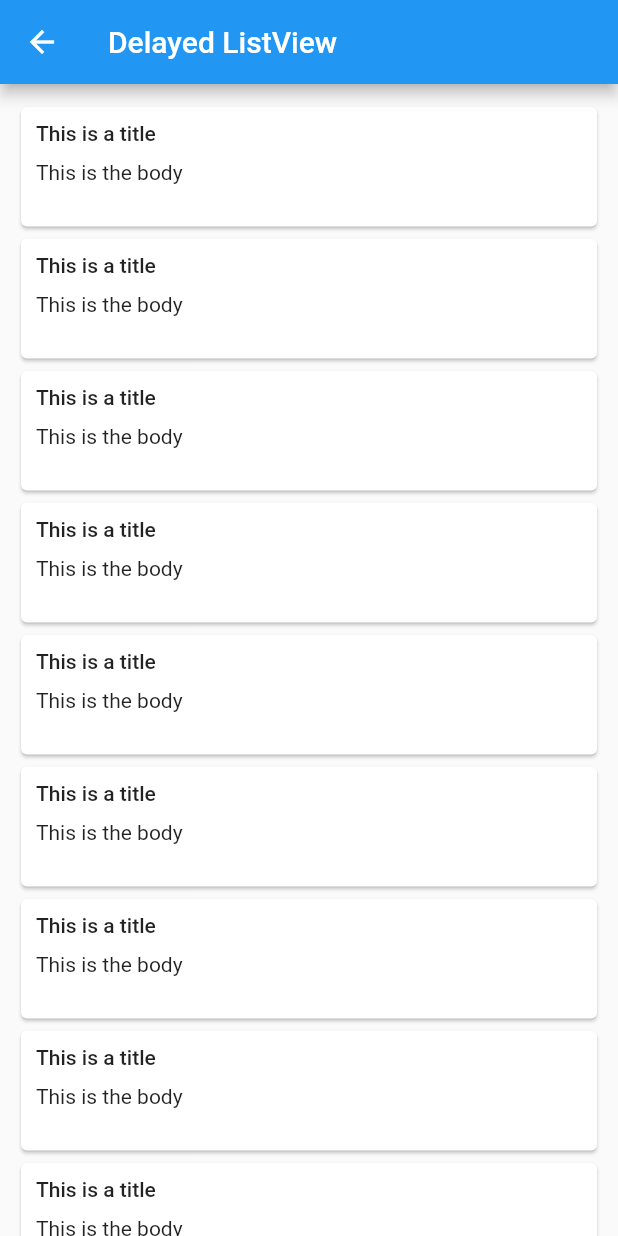
After one commit to AliAkberAakash/flutter_animation_experiment, a Flutter app: the screen it shows after launch, after a tap on "Delayed List Example", on a phone screen of 412 x 824 dp. The commit adds this screen. Run offline on Flutter 3.47's test engine with Material 2 defaults, Android fonts, the phone set to English and light mode, and no system bars.

Commit message:
add: delayed listView example

```diff
--- /dev/null
+++ b/lib/delayed_list/delayed_list_example.dart
@@ -0,0 +1,93 @@
+import 'package:animation_experiment/menu_screen.dart';
+import 'package:flutter/material.dart';
+
+class DelayedListExample extends StatefulWidget {
+  const DelayedListExample({Key? key}) : super(key: key);
+
+  @override
+  State<DelayedListExample> createState() => _DelayedListExampleState();
+}
+
+class _DelayedListExampleState extends State<DelayedListExample>
+  with TickerProviderStateMixin{
+
+  final _duration = const Duration(milliseconds: 500);
+
+  late final AnimationController _animationController;
+  late final Animation _sizeAnimation;
+
+  @override
+  void initState() {
+    super.initState();
+
+    _animationController = AnimationController(vsync: this, duration: _duration);
+    _sizeAnimation = Tween<double>(begin: 50, end: 0).animate(_animationController);
+
+    _animationController.addListener(() {
+      setState(() {});
+    });
+
+    _animationController.forward();
+  }
+
+  @override
+  Widget build(BuildContext context) {
+    return Scaffold(
+      appBar: AppBar(
+        title: const Text("Delayed ListView"),
+      ),
+      body: ListView.builder(
+        padding: const EdgeInsets.all(10),
+        itemCount: 10,
+        itemBuilder: (ctx, idx){
+          return Padding(
+            padding: EdgeInsets.only(top: _getTopPadding(idx)),
+            child: const CardItem(),
+          );
+        }
+      ),
+    );
+  }
+
+  double _getTopPadding(int idx){
+
+    double tmp = _sizeAnimation.value - idx+1;
+
+    if(tmp<0) {
+      tmp = 0;
+    }
+
+    return tmp;
+  }
+
+}
+
+class CardItem extends StatelessWidget {
+  const CardItem({Key? key}) : super(key: key);
+
+  @override
+  Widget build(BuildContext context) {
+    return Card(
+      child: Container(
+        padding: const EdgeInsets.all(10),
+        width: double.infinity,
+        height: 80,
+        child: Column(
+          crossAxisAlignment: CrossAxisAlignment.start,
+          children: [
+            const Text(
+              "This is a title",
+              style: TextStyle(
+                fontWeight: FontWeight.w500,
+              ),
+            ),
+            VSpacer(),
+            const Text(
+              "This is the body",
+            ),
+          ],
+        ),
+      ),
+    );
+  }
+}
--- a/lib/menu_screen.dart
+++ b/lib/menu_screen.dart
@@ -1,3 +1,4 @@
+import 'package:animation_experiment/delayed_list/delayed_list_example.dart';
 import 'package:animation_experiment/resize_widget/resize_widget_example.dart';
 import 'package:animation_experiment/shaker_widget/shaker_widget_example.dart';
 import 'package:flutter/material.dart';
@@ -19,10 +20,19 @@ class MenuScreen extends StatelessWidget {
               color: Colors.orangeAccent,
             ),
             VSpacer(),
+
             NavigatorButton(
               screenWidget: ResizeWidgetExample(),
               title: "Fader Widget Example",
               color: Colors.pink,
+              textColor: Colors.white,
+            ),
+            VSpacer(),
+
+            NavigatorButton(
+              screenWidget: DelayedListExample(),
+              title: "Delayed List Example",
+              color: Colors.blueGrey,
               textColor: Colors.white,
             ),
             VSpacer(),
```
